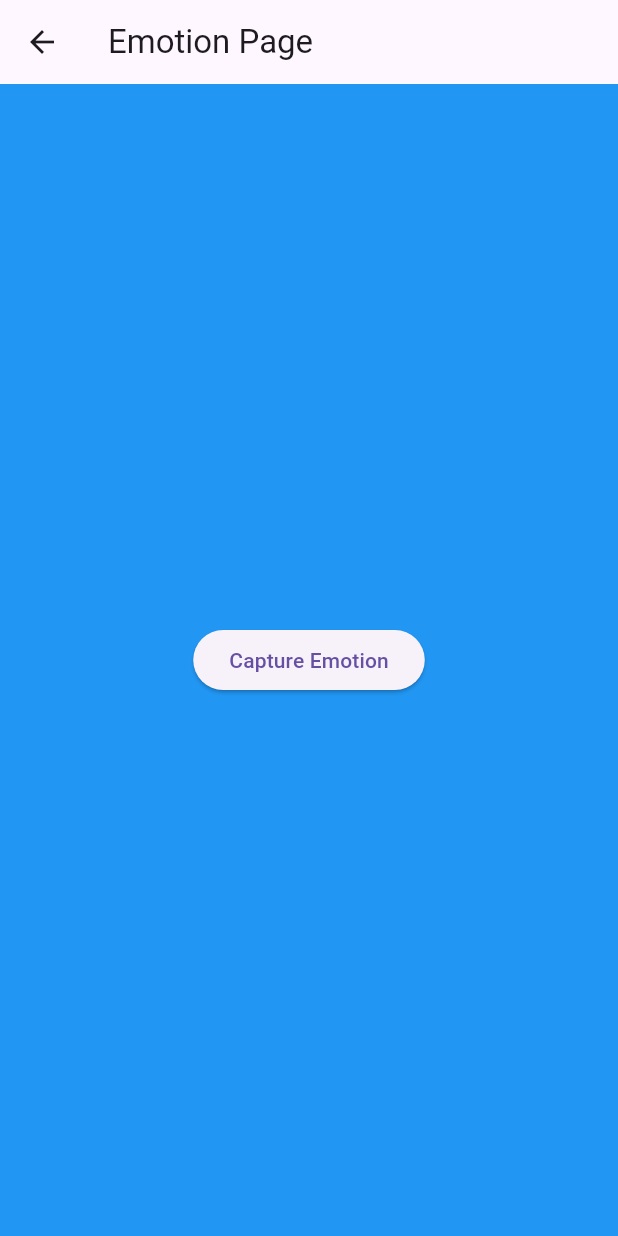
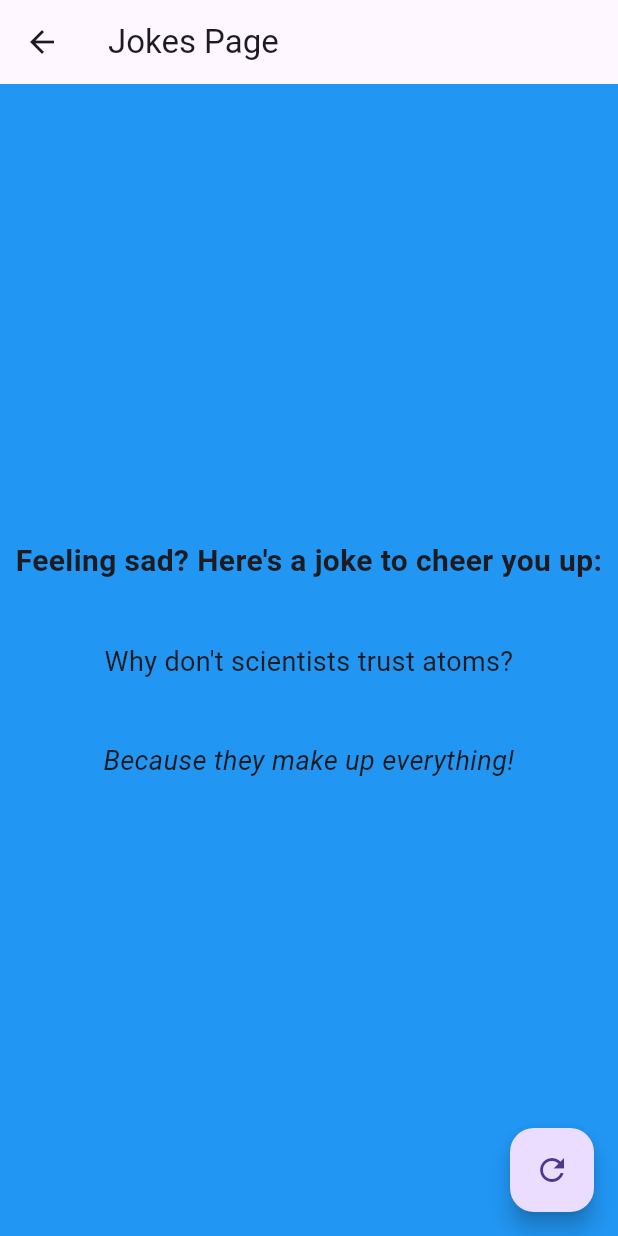
Before and after one commit to BoiPlex/HealthScan, a Flutter app: the SadPage screen opened directly, on a phone screen of 412 x 824 dp. Run offline on Flutter 3.47's test engine with Material 3 defaults, Android fonts, the light colour scheme and no system bars; our stand-ins replace camera.

Commit message:
new idea for emotion
apply new ideas for sad, neutral, and happy - happy is under construction

```diff
--- a/health-scanner/lib/emotion_pages/sad_page.dart
+++ b/health-scanner/lib/emotion_pages/sad_page.dart
@@ -1,70 +1,105 @@
 import 'package:flutter/material.dart';
 import 'package:camera/camera.dart';
+import 'dart:math';
 
-class SadPage extends StatelessWidget {
-  SadPage({super.key});
+class SadPage extends StatefulWidget {
+  SadPage({Key? key}) : super(key: key);
+
+  @override
+  _SadPageState createState() => _SadPageState();
+}
+
+class _SadPageState extends State<SadPage> {
+  // List of jokes
+  final List<Map<String, String>> jokes = [
+    {
+      'question': "Why don't scientists trust atoms?",
+      'answer': "Because they make up everything!"
+    },
+    {
+      'question': "I told my wife she was drawing her eyebrows too high. She looked surprised.",
+      'answer': ""
+    },
+    {
+      'question': "Why don't skeletons fight each other?",
+      'answer': "They don't have the guts."
+    },
+    {
+      'question': "What do you call fake spaghetti?",
+      'answer': "An impasta!"
+    },
+    {
+      'question': "Why did the tomato turn red?",
+      'answer': "Because it saw the salad dressing!"
+    },
+    // Add more jokes as needed
+  ];
+
+  // Random number generator
+  final Random random = Random();
+
+  Map<String, String> currentJoke = {};
+
+  @override
+  void initState() {
+    super.initState();
+    displayRandomJoke();
+  }
+
+  void displayRandomJoke() {
+    // Generate a random joke
+    currentJoke = jokes[random.nextInt(jokes.length)];
+
+    // Update the UI to show the question
+    setState(() {});
+
+    // Delay the display of the answer
+    Future.delayed(Duration(seconds: 3), () {
+      // Update the UI to show the answer
+      setState(() {});
+    });
+  }
 
   @override
   Widget build(BuildContext context) {
     return Scaffold(
       backgroundColor: Colors.blue,
       appBar: AppBar(
-          title: Text('Emotion Page'),
+        title: Text('Jokes Page'),
         elevation: 0,
       ),
       body: Center(
         child: Column(
           mainAxisAlignment: MainAxisAlignment.center,
           children: <Widget>[
-
-              ElevatedButton(
-                onPressed: () {
-                  Navigator.push(
-                  context,
-                  MaterialPageRoute(builder: (context) => SadLinksPage())
-                  );
-                },
-                child: Text('Capture Emotion'),
+            Text(
+              'Feeling sad? Here\'s a joke to cheer you up:',
+              style: TextStyle(fontSize: 20, fontWeight: FontWeight.bold),
+              textAlign: TextAlign.center,
+            ),
+            SizedBox(height: 20),
+            Padding(
+              padding: const EdgeInsets.all(20.0),
+              child: Text(
+                currentJoke['question'] ?? '',
+                style: TextStyle(fontSize: 18),
+                textAlign: TextAlign.center,
+              ),
+            ),
+            SizedBox(height: 20),
+            if (currentJoke['answer'] != null)
+              Text(
+                currentJoke['answer']!,
+                style: TextStyle(fontSize: 18, fontStyle: FontStyle.italic),
+                textAlign: TextAlign.center,
               ),
           ],
         ),
-        ));
-  }
-}
-
-class SadLinksPage extends StatelessWidget {
-  const SadLinksPage({Key? key}) : super(key: key);
-
-  @override
-  Widget build(BuildContext context) {
-    return Scaffold(
-      appBar: AppBar(
-        title: Text('Sad Links'),
       ),
-      body: ListView(
-        children: <Widget>[
-          ListTile(
-            title: Text('Link 1'),
-            onTap: () {
-              // Link 1
-              _launchURL('https://example.com/link1');
-            },
-          ),
-          ListTile(
-            title: Text('Link 2'),
-            onTap: () {
-              // Link 2
-              _launchURL('https://example.com/link2');
-            },
-          ),
-        ],
+      floatingActionButton: FloatingActionButton(
+        onPressed: displayRandomJoke,
+        child: Icon(Icons.refresh),
       ),
     );
   }
-
-  // Function to launch URL
-  void _launchURL(String url) {
-    // Add logic to launch the URL
-    print('Launching URL: $url');
 }
-}
--- a/health-scanner/pubspec.yaml
+++ b/health-scanner/pubspec.yaml
@@ -30,7 +30,6 @@
 dependencies:
   flutter:
     sdk: flutter
-
 
 
   # The following adds the Cupertino Icons font to your application.
```
Also changed, not shown: health-scanner/lib/emotion_pages/happy_page.dart (+70 -64 lines), health-scanner/lib/emotion_pages/neutral_page.dart (+22 -55 lines), 1 other file. Lines whose indentation alone changed are shown as unchanged.
